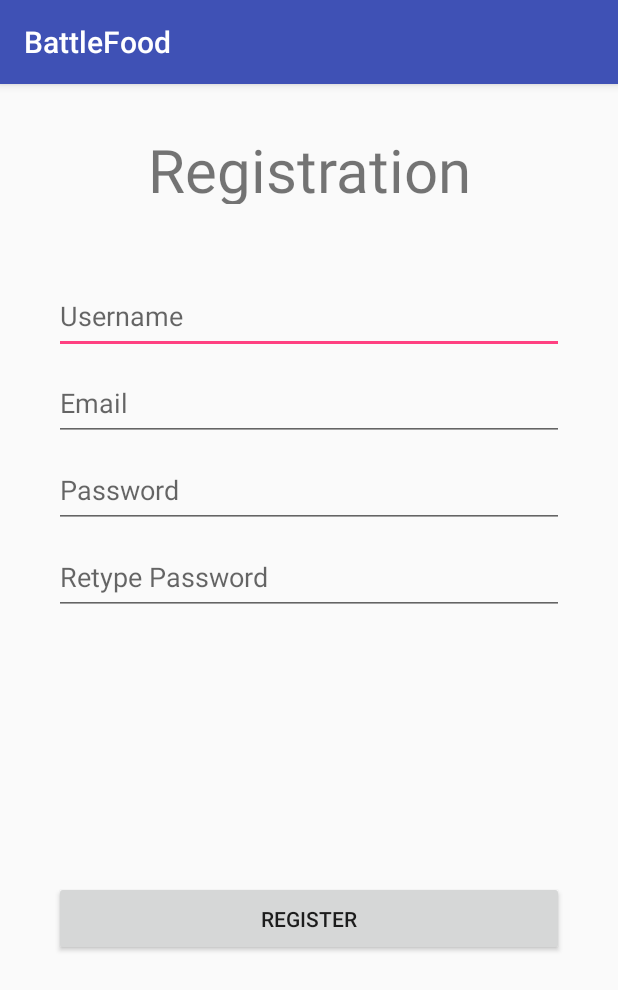
After one commit to schelle14/BattleFood, an Android app: the RegistrationUI screen opened directly, with no data from a screen before it, on a phone screen of 412 x 824 dp. The commit adds this screen. Shown: the top 990 px of the screen. Run offline under Robolectric (Android 15) with nearby library versions, the phone set to English and light mode, and no system bars.

Commit message:
[BB,AP] Added RegistrationUI

```diff
--- a/app/build.gradle
+++ b/app/build.gradle
@@ -26,5 +26,6 @@ dependencies {
     })
     compile 'com.android.support:appcompat-v7:25.3.0'
     compile 'com.android.support.constraint:constraint-layout:1.0.2'
+    compile 'com.android.support:design:25.3.0'
     testCompile 'junit:junit:4.12'
 }
--- a/app/src/main/AndroidManifest.xml
+++ b/app/src/main/AndroidManifest.xml
@@ -1,6 +1,11 @@
 <?xml version="1.0" encoding="utf-8"?>
 <manifest xmlns:android="http://schemas.android.com/apk/res/android"
     package="at.xp2_2017.battlefood">
+
+    <!-- To auto-complete the email text field in the login form with the user's emails -->
+    <uses-permission android:name="android.permission.GET_ACCOUNTS" />
+    <uses-permission android:name="android.permission.READ_PROFILE" />
+    <uses-permission android:name="android.permission.READ_CONTACTS" />
 
     <application
         android:allowBackup="true"
@@ -16,6 +21,7 @@
                 <category android:name="android.intent.category.LAUNCHER" />
             </intent-filter>
         </activity>
+        <activity android:name=".RegistrationUI"></activity>
     </application>
 
 </manifest>
--- /dev/null
+++ b/app/src/main/java/at/xp2_2017/battlefood/RegistrationUI.java
@@ -0,0 +1,13 @@
+package at.xp2_2017.battlefood;
+
+import android.support.v7.app.AppCompatActivity;
+import android.os.Bundle;
+
+public class RegistrationUI extends AppCompatActivity {
+
+    @Override
+    protected void onCreate(Bundle savedInstanceState) {
+        super.onCreate(savedInstanceState);
+        setContentView(R.layout.activity_registration_ui);
+    }
+}
--- /dev/null
+++ b/app/src/main/res/layout/activity_registration_ui.xml
@@ -0,0 +1,93 @@
+<?xml version="1.0" encoding="utf-8"?>
+<android.support.constraint.ConstraintLayout xmlns:android="http://schemas.android.com/apk/res/android"
+    xmlns:app="http://schemas.android.com/apk/res-auto"
+    xmlns:tools="http://schemas.android.com/tools"
+    android:layout_width="match_parent"
+    android:layout_height="match_parent"
+    tools:context="at.xp2_2017.battlefood.RegistrationUI">
+
+    <Button
+        android:id="@+id/buttonRegister"
+        android:layout_width="340dp"
+        android:layout_height="50dp"
+        android:layout_marginBottom="85dp"
+        android:layout_marginLeft="8dp"
+        android:layout_marginRight="8dp"
+        android:text="Register"
+        app:layout_constraintBottom_toBottomOf="parent"
+        app:layout_constraintLeft_toLeftOf="parent"
+        app:layout_constraintRight_toRightOf="parent"
+        app:layout_constraintTop_toBottomOf="@+id/editTextRetypePassword"
+        android:layout_marginTop="75dp" />
+
+    <TextView
+        android:id="@+id/textViewRegistration"
+        android:layout_width="340dp"
+        android:layout_height="50dp"
+        android:layout_marginLeft="8dp"
+        android:layout_marginRight="8dp"
+        android:layout_marginTop="30dp"
+        android:text="Registration"
+        android:gravity="center"
+        android:textSize="40dp"
+        app:layout_constraintLeft_toLeftOf="parent"
+        app:layout_constraintRight_toRightOf="parent"
+        app:layout_constraintTop_toTopOf="parent" />
+
+    <EditText
+        android:id="@+id/editTextUserName"
+        android:layout_width="340dp"
+        android:layout_height="50dp"
+        android:layout_marginLeft="8dp"
+        android:layout_marginRight="8dp"
+        android:layout_marginTop="50dp"
+        android:ems="10"
+        android:inputType="textPersonName"
+        android:hint="Username"
+        app:layout_constraintLeft_toLeftOf="parent"
+        app:layout_constraintRight_toRightOf="parent"
+        app:layout_constraintTop_toBottomOf="@+id/textViewRegistration" />
+
+    <EditText
+        android:id="@+id/editTextEmail"
+        android:layout_width="340dp"
+        android:layout_height="50dp"
+        android:layout_marginLeft="8dp"
+        android:layout_marginRight="8dp"
+        android:layout_marginTop="8dp"
+        android:ems="10"
+        android:inputType="textEmailAddress"
+        android:hint="Email"
+        app:layout_constraintLeft_toLeftOf="parent"
+        app:layout_constraintRight_toRightOf="parent"
+        app:layout_constraintTop_toBottomOf="@+id/editTextUserName" />
+
+    <EditText
+        android:id="@+id/editTextPassword"
+        android:layout_width="340dp"
+        android:layout_height="50dp"
+        android:layout_marginLeft="8dp"
+        android:layout_marginRight="8dp"
+        android:layout_marginTop="8dp"
+        android:ems="10"
+        android:inputType="textPassword"
+        android:hint="Password"
+        app:layout_constraintLeft_toLeftOf="parent"
+        app:layout_constraintRight_toRightOf="parent"
+        app:layout_constraintTop_toBottomOf="@+id/editTextEmail" />
+
+    <EditText
+        android:id="@+id/editTextRetypePassword"
+        android:layout_width="340dp"
+        android:layout_height="50dp"
+        android:layout_marginLeft="8dp"
+        android:layout_marginRight="8dp"
+        android:layout_marginTop="8dp"
+        android:ems="10"
+        android:inputType="textPassword"
+        android:hint="Retype Password"
+        app:layout_constraintLeft_toLeftOf="parent"
+        app:layout_constraintRight_toRightOf="parent"
+        app:layout_constraintTop_toBottomOf="@+id/editTextPassword" />
+
+</android.support.constraint.ConstraintLayout>
--- a/app/src/main/res/layout/testui.xml
+++ /dev/null
@@ -1,6 +0,0 @@
-<?xml version="1.0" encoding="utf-8"?>
-<LinearLayout xmlns:android="http://schemas.android.com/apk/res/android"
-    android:orientation="vertical" android:layout_width="match_parent"
-    android:layout_height="match_parent">
-
-</LinearLayout>
--- /dev/null
+++ b/app/src/main/res/values/dimens.xml
@@ -0,0 +1,5 @@
+<resources>
+    <!-- Default screen margins, per the Android Design guidelines. -->
+    <dimen name="activity_horizontal_margin">16dp</dimen>
+    <dimen name="activity_vertical_margin">16dp</dimen>
+</resources>
```
Also changed, not shown: app/src/main/java/at/xp2_2017/battlefood/MainActivity.java (+27 -1 lines), app/src/main/res/layout/activity_main.xml (+12 -0 lines), app/src/main/res/values/strings.xml (+14 -0 lines), 1 other file.
